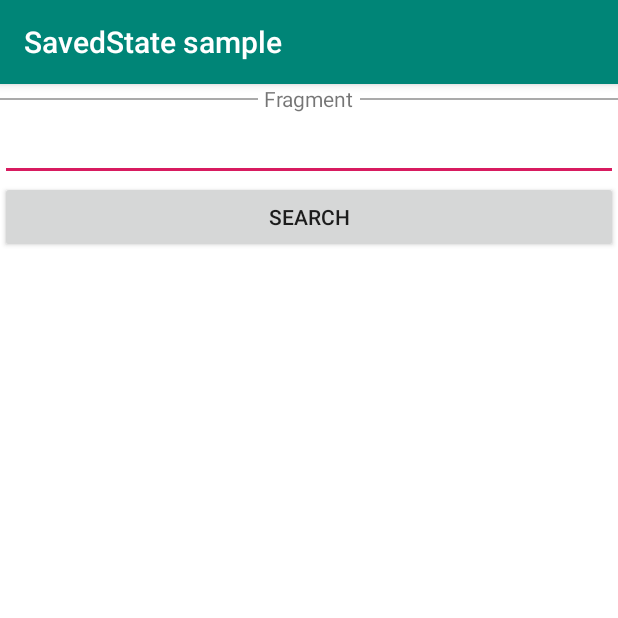
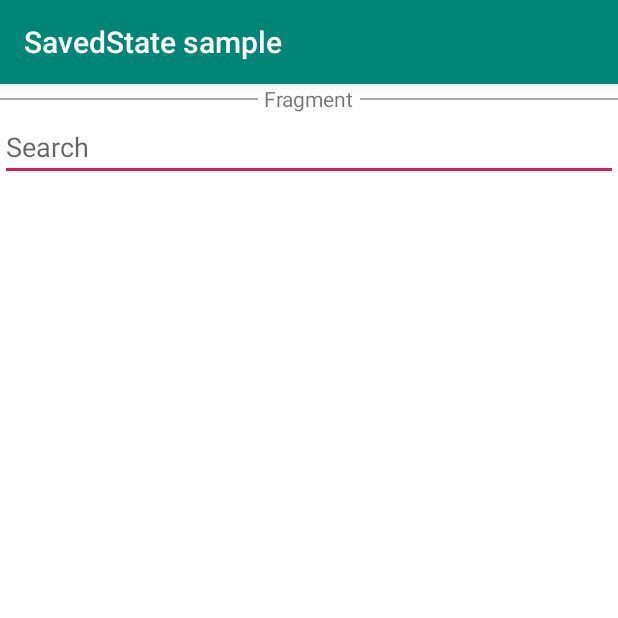
Before and after one commit to crgarridos/InstanceSavedState, an Android app: the fragment BasicFragment shown on its own in the app's theme, on a phone screen of 412 x 824 dp, the top half of it. Run offline under Robolectric (Android 15) with nearby library versions, the phone set to English and light mode, and no system bars; our stand-ins replace Dagger/Hilt's generated code, Timber; 3 statements that could not run were skipped.

Commit message:
Make vm request on edittext changes

```diff
--- a/app/src/main/java/com/crgarridos/sample/savedstate/ui/MainActivity.kt
+++ b/app/src/main/java/com/crgarridos/sample/savedstate/ui/MainActivity.kt
@@ -22,8 +22,10 @@ class MainActivity : DaggerAppCompatActivity(R.layout.main_activity) {
 
     private fun setFragment(fragment: Fragment) {
         val tag = fragment::class.qualifiedName
-        if (supportFragmentManager.findFragmentByTag(tag) == null) {
+            if (supportFragmentManager.findFragmentByTag(tag) == null) {
+            supportFragmentManager.popBackStack()
             supportFragmentManager.beginTransaction()
+                .addToBackStack(tag)
                 .replace(R.id.container, fragment, tag)
                 .commit()
         }
--- a/app/src/main/java/com/crgarridos/sample/savedstate/ui/type/basic/BasicFragment.kt
+++ b/app/src/main/java/com/crgarridos/sample/savedstate/ui/type/basic/BasicFragment.kt
@@ -1,6 +1,7 @@
 package com.crgarridos.sample.savedstate.ui.type.basic
 
 import android.os.Bundle
+import androidx.core.widget.doOnTextChanged
 import androidx.fragment.app.viewModels
 import com.crgarridos.sample.savedstate.R
 import com.crgarridos.sample.savedstate.domain.Song
@@ -29,8 +30,8 @@ class BasicFragment : DaggerFragment(R.layout.main_fragment) {
 
     override fun onViewStateRestored(savedInstanceState: Bundle?) {
         super.onViewStateRestored(savedInstanceState)
-        searchButton.setOnClickListener {
-            viewModel.search(searchField.text.toString())
+        searchField.doOnTextChanged { text, _, _, _ ->
+            viewModel.search(text?.toString().orEmpty())
         }
     }
 
--- a/app/src/main/java/com/crgarridos/sample/savedstate/ui/type/basic/BasicViewModel.kt
+++ b/app/src/main/java/com/crgarridos/sample/savedstate/ui/type/basic/BasicViewModel.kt
@@ -6,6 +6,7 @@ import androidx.lifecycle.ViewModel
 import androidx.lifecycle.viewModelScope
 import com.crgarridos.sample.savedstate.domain.Song
 import com.crgarridos.sample.savedstate.domain.SongRepository
+import kotlinx.coroutines.Job
 import kotlinx.coroutines.launch
 import javax.inject.Inject
 
@@ -13,12 +14,14 @@ class BasicViewModel @Inject constructor(
     private val repository: SongRepository
 ) : ViewModel() {
 
+    private var searchJob: Job? = null
     private val _songResults = MutableLiveData<List<Song>>()
     val songResults: LiveData<List<Song>>
         get() = _songResults
 
     fun search(name: String) {
-        viewModelScope.launch {
+        searchJob?.cancel()
+        searchJob = viewModelScope.launch {
             _songResults.value = repository.getSongsByName(name)
         }
     }
--- a/app/src/main/java/com/crgarridos/sample/savedstate/ui/type/savedstateviewmodel/SavedStateHandleFragment.kt
+++ b/app/src/main/java/com/crgarridos/sample/savedstate/ui/type/savedstateviewmodel/SavedStateHandleFragment.kt
@@ -1,6 +1,7 @@
 package com.crgarridos.sample.savedstate.ui.type.savedstateviewmodel
 
 import android.os.Bundle
+import androidx.core.widget.doOnTextChanged
 import androidx.fragment.app.viewModels
 import com.crgarridos.sample.savedstate.R
 import com.crgarridos.sample.savedstate.domain.Song
@@ -27,8 +28,8 @@ class SavedStateHandleFragment : DaggerFragment(R.layout.main_fragment) {
 
     override fun onViewStateRestored(savedInstanceState: Bundle?) {
         super.onViewStateRestored(savedInstanceState)
-        searchButton.setOnClickListener {
-            viewModel.search(searchField.text.toString())
+        searchField.doOnTextChanged { text, _, _, _ ->
+            viewModel.search(text?.toString().orEmpty())
         }
     }
 
--- a/app/src/main/res/layout/main_fragment.xml
+++ b/app/src/main/res/layout/main_fragment.xml
@@ -30,15 +30,11 @@
         android:layout_width="match_parent"
         android:layout_height="wrap_content"
         app:layout_constraintStart_toStartOf="parent"
-        app:layout_constraintTop_toBottomOf="@id/title" />
-
-    <Button
-        android:id="@+id/searchButton"
-        android:layout_width="match_parent"
-        android:layout_height="wrap_content"
-        android:text="Search"
-        app:layout_constraintStart_toStartOf="parent"
-        app:layout_constraintTop_toBottomOf="@id/searchField" />
+        app:layout_constraintTop_toBottomOf="@id/title"
+        android:hint="Search"
+        android:digits="1234567890"
+        android:inputType="number"
+        />
 
     <ScrollView
         android:layout_width="match_parent"
@@ -47,7 +43,7 @@
         app:layout_constraintBottom_toBottomOf="parent"
         app:layout_constraintEnd_toEndOf="parent"
         app:layout_constraintStart_toStartOf="parent"
-        app:layout_constraintTop_toBottomOf="@id/searchButton">
+        app:layout_constraintTop_toBottomOf="@id/searchField">
 
         <TextView
             android:id="@+id/message"
```
Also changed, not shown: app/src/main/java/com/crgarridos/sample/savedstate/ui/type/savedstateviewmodel/SavedStateHandleViewModel.kt (+6 -3 lines).
